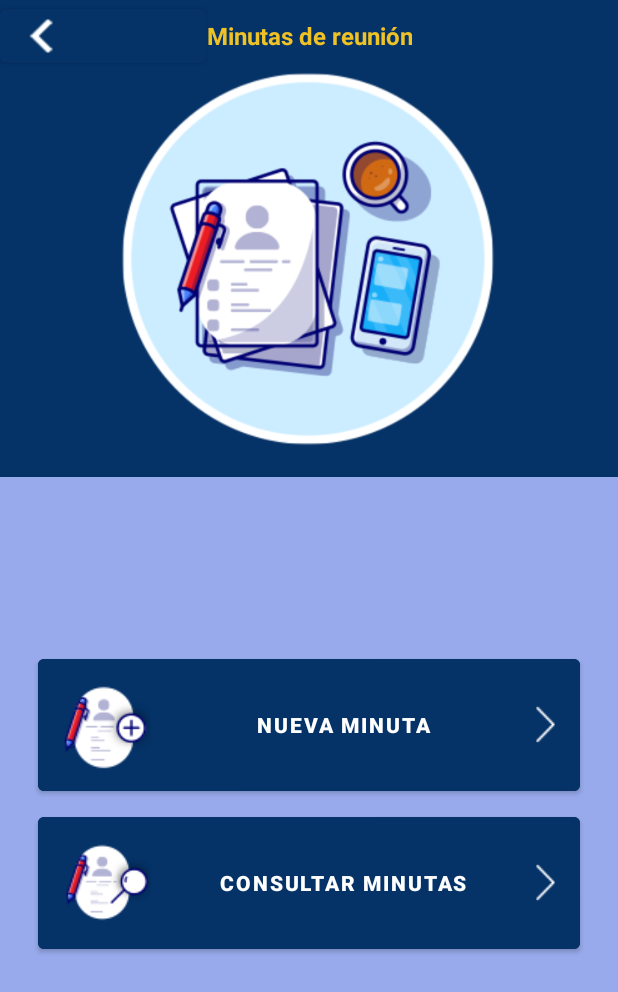
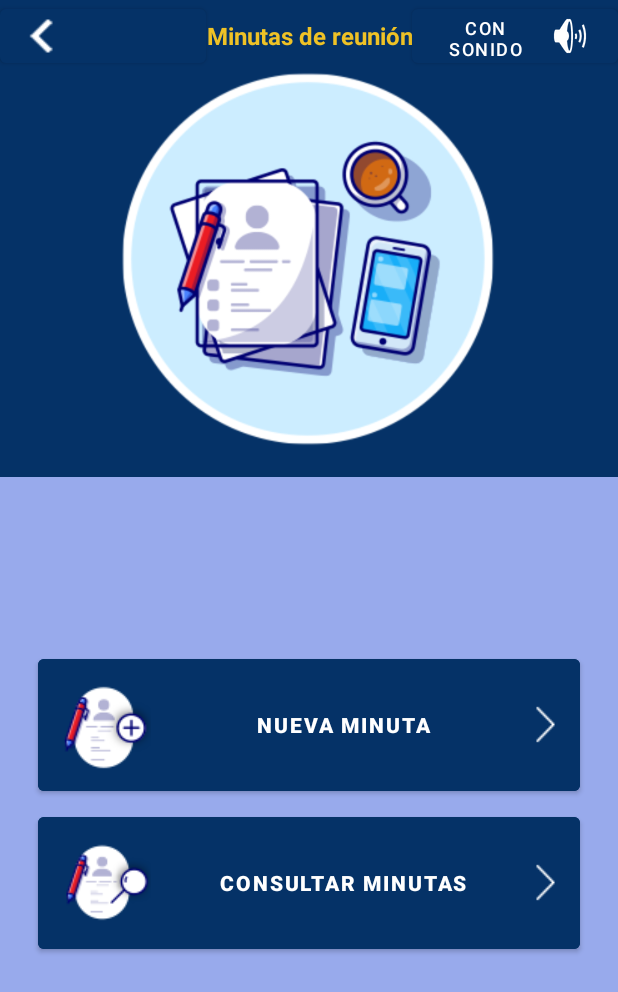
Before and after one commit to SistemasAndroidIVRA/OperacionesIVRAv2, an Android app: the MinutaMenu screen opened directly, with no data from a screen before it, on a phone screen of 412 x 824 dp. Shown: the top 992 px of the screen. Run offline under Robolectric (Android 15) with nearby library versions, the phone set to English and light mode, and no system bars.

Commit message:
Agregar opcion de habilitar o deshabilitar el sonido a las minutas

```diff
--- a/app/src/main/java/com/example/operacionesivra/Minuta/Vistas/MinutaMenu.java
+++ b/app/src/main/java/com/example/operacionesivra/Minuta/Vistas/MinutaMenu.java
@@ -32,7 +32,7 @@ import java.sql.Statement;
 import java.util.ArrayList;
 
 public class MinutaMenu extends AppCompatActivity {
-    Button btnMinutaNueva, btnMinutaConsultar, btnMinutaRegresar;
+    Button btnMinutaNueva, btnMinutaConsultar, btnMinutaRegresar, btnSilenciar;
     String usuario, usuarioID;
     @Override
     protected void onCreate(@Nullable Bundle savedInstanceState) {
@@ -48,8 +48,12 @@ public class MinutaMenu extends AppCompatActivity {
         btnMinutaNueva = (Button) findViewById(R.id.btnMinutaNueva);
         btnMinutaConsultar = (Button) findViewById(R.id.btnMinutaConsultar);
         btnMinutaRegresar = (Button) findViewById(R.id.btnMinutaRegresar);
+        btnSilenciar = (Button) findViewById(R.id.btnSilenciar);
+
+        SharedPreferences preferences = getSharedPreferences("preferencias", Context.MODE_PRIVATE);
+        getSonido(preferences);
         //Accioens botónes
-        //Generar nueva minuta
+        // Generar nueva minuta
         btnMinutaNueva.setOnClickListener(new View.OnClickListener() {
             @Override
             public void onClick(View view) {
@@ -69,6 +73,12 @@ public class MinutaMenu extends AppCompatActivity {
             @Override
             public void onClick(View view) {
                 finish();
+            }
+        });
+        btnSilenciar.setOnClickListener(new View.OnClickListener() {
+            @Override
+            public void onClick(View view) {
+                silenciar(preferences);
             }
         });
     }
@@ -236,5 +246,31 @@ public class MinutaMenu extends AppCompatActivity {
         lugares = getLugares();
         return lugares.get(lugares.size()-1);
     }
+    public void getSonido(SharedPreferences preferences){
+        int sound = preferences.getInt("sonido",-1);
+        if(1 == sound){
+            btnSilenciar.setText("Con sonido");
+        }else if (sound == -1){
+            SharedPreferences.Editor editor = preferences.edit();
+            editor.putInt("sound", 1);
+            btnSilenciar.setText("Con sonido");
+            editor.apply();
+        }else{
+            btnSilenciar.setText("Sin sonido");
+        }
+    }
+    public void silenciar(SharedPreferences preferences){
+        if(1 == preferences.getInt("sonido",-1)){
+            SharedPreferences.Editor editor = preferences.edit();
+            editor.putInt("sonido", 0);
+            btnSilenciar.setText("Sin sonido");
+            editor.apply();
+        }else{
+            SharedPreferences.Editor editor = preferences.edit();
+            editor.putInt("sonido", 1);
+            btnSilenciar.setText("Con sonido");
+            editor.apply();
+        }
+    }
 
 }
--- a/app/src/main/res/layout/minuta_a_menu.xml
+++ b/app/src/main/res/layout/minuta_a_menu.xml
@@ -42,10 +42,14 @@
                 android:textSize="16sp"
                 android:textStyle="bold" />
 
-            <Space
+            <Button
+                android:id="@+id/btnSilenciar"
                 android:layout_width="match_parent"
                 android:layout_height="match_parent"
-                android:layout_weight="1" />
+                android:layout_weight="1"
+                android:drawableRight="@android:drawable/ic_lock_silent_mode_off"
+                android:text="Silenciar"
+                android:textSize="12dp" />
 
         </LinearLayout>
 
```
Also changed, not shown: app/src/main/java/com/example/operacionesivra/Minuta/Vistas/MinutaReunionRegistro.java (+25 -27 lines).
